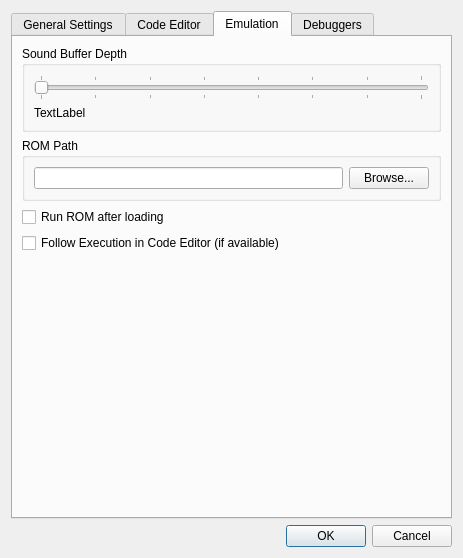
Before: the Qt Designer form environmentsettingsdialog.ui in christopherpow/nesicide, drawn with Qt 5.
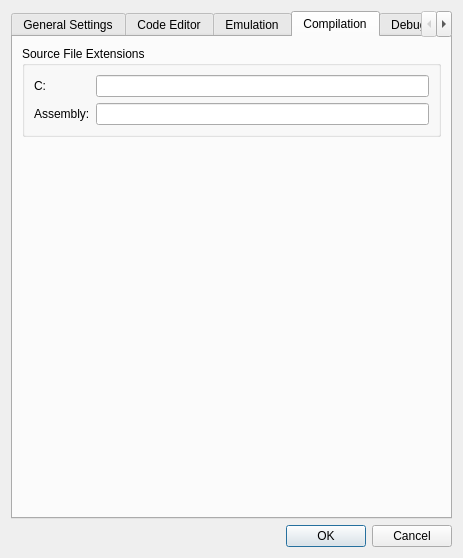
After: the same form once the commit is applied. Icons and pictures are not drawn.

Commit message: Adding support for specifiable C-language or Assembly language file extensions.

The edit to the form file:
```diff
--- a/environmentsettingsdialog.ui
+++ b/environmentsettingsdialog.ui
@@ -17,7 +17,7 @@
    <item row="1" column="0">
     <widget class="QTabWidget" name="tabWidget">
      <property name="currentIndex">
-      <number>2</number>
+      <number>3</number>
      </property>
      <widget class="QWidget" name="general">
       <attribute name="title">
@@ -441,6 +441,42 @@
        </item>
       </layout>
      </widget>
+     <widget class="QWidget" name="tab">
+      <attribute name="title">
+       <string>Compilation</string>
+      </attribute>
+      <layout class="QFormLayout" name="formLayout">
+       <item row="0" column="0" colspan="2">
+        <widget class="QGroupBox" name="groupBox_8">
+         <property name="title">
+          <string>Source File Extensions</string>
+         </property>
+         <layout class="QFormLayout" name="formLayout_2">
+          <item row="0" column="0">
+           <widget class="QLabel" name="label_5">
+            <property name="text">
+             <string>C:</string>
+            </property>
+           </widget>
+          </item>
+          <item row="0" column="1">
+           <widget class="QLineEdit" name="sourceExtensionsC"/>
+          </item>
+          <item row="1" column="0">
+           <widget class="QLabel" name="label_6">
+            <property name="text">
+             <string>Assembly:</string>
+            </property>
+           </widget>
+          </item>
+          <item row="1" column="1">
+           <widget class="QLineEdit" name="sourceExtensionsAsm"/>
+          </item>
+         </layout>
+        </widget>
+       </item>
+      </layout>
+     </widget>
      <widget class="QWidget" name="debuggers">
       <attribute name="title">
        <string>Debuggers</string>
```
The commit also changes 7 other files.
